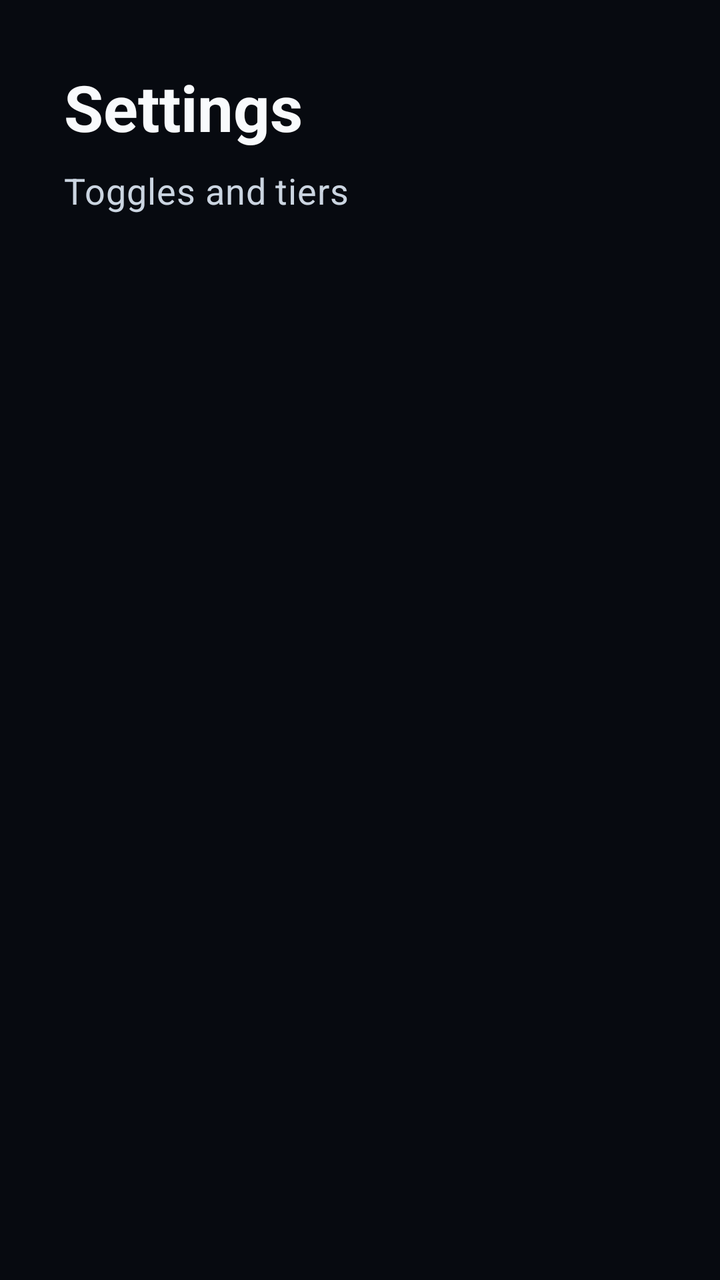
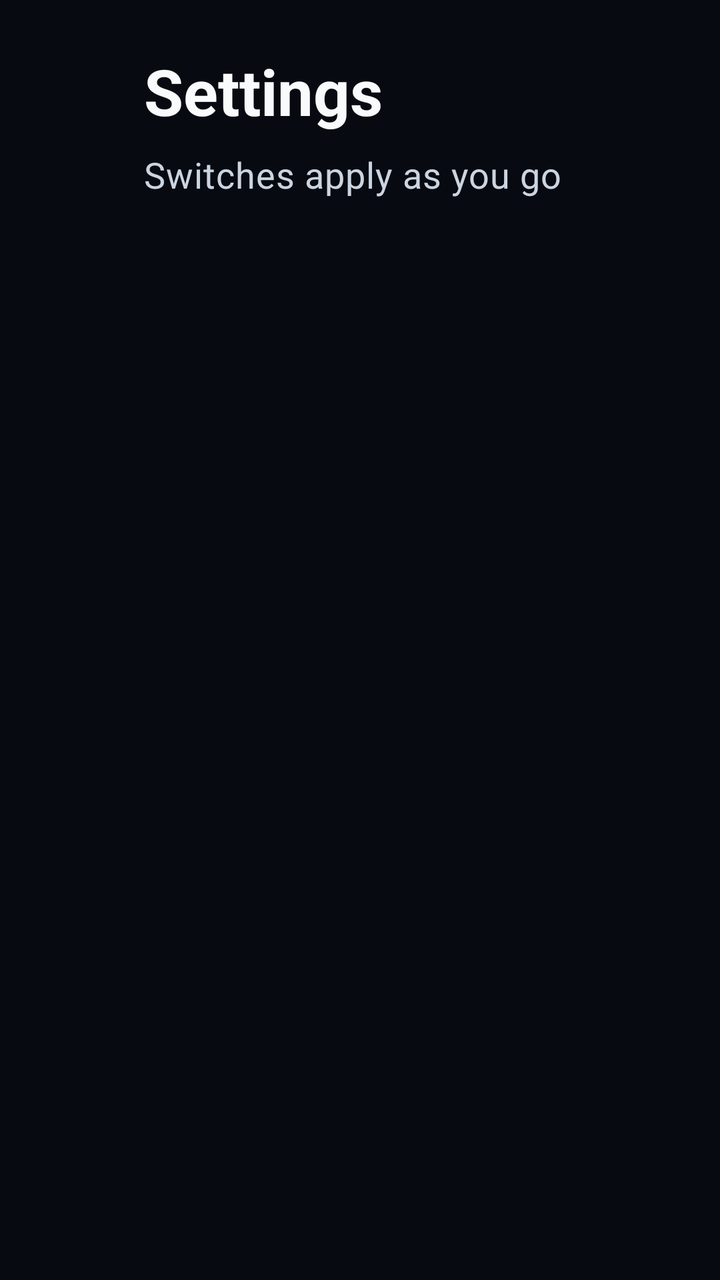

The first picture is an Android layout as it rendered before a commit; the second is the same layout after the commit. The layout source and the unified diff follow.
<!-- AndroidManifest.xml: application theme Theme.P2ptap.Tv -->
<!-- res/layout/fragment_tv_settings.xml -->
<?xml version="1.0" encoding="utf-8"?>
<androidx.constraintlayout.widget.ConstraintLayout
    xmlns:android="http://schemas.android.com/apk/res/android"
    xmlns:app="http://schemas.android.com/apk/res-auto"
    android:layout_width="match_parent"
    android:layout_height="match_parent"
    android:background="@color/md_theme_background"
    android:padding="32dp">

    <TextView
        android:id="@+id/tv_screen_title"
        android:layout_width="wrap_content"
        android:layout_height="wrap_content"
        android:text="@string/tv_screen_settings"
        android:textAppearance="@style/TextAppearance.P2ptap.Tv.HeadlineMedium"
        android:textColor="@color/md_theme_onBackground"
        app:layout_constraintTop_toTopOf="parent"
        app:layout_constraintStart_toStartOf="parent" />

    <TextView
        android:id="@+id/tv_screen_subtitle"
        android:layout_width="wrap_content"
        android:layout_height="wrap_content"
        android:layout_marginTop="8dp"
        android:text="@string/tv_screen_settings_hint"
        android:textAppearance="@style/TextAppearance.P2ptap.Tv.BodyMedium"
        android:textColor="@color/md_theme_onSurfaceVariant"
        app:layout_constraintTop_toBottomOf="@id/tv_screen_title"
        app:layout_constraintStart_toStartOf="parent" />

    <androidx.recyclerview.widget.RecyclerView
        android:id="@+id/tv_settings_recycler"
        android:layout_width="0dp"
        android:layout_height="0dp"
        android:layout_marginTop="24dp"
        android:clipToPadding="false"
        android:focusable="true"
        android:focusableInTouchMode="true"
        android:isScrollContainer="true"
        android:paddingTop="8dp"
        android:paddingBottom="8dp"
        app:layout_constraintTop_toBottomOf="@id/tv_screen_subtitle"
        app:layout_constraintBottom_toBottomOf="parent"
        app:layout_constraintStart_toStartOf="parent"
        app:layout_constraintEnd_toEndOf="parent" />

</androidx.constraintlayout.widget.ConstraintLayout>
<!-- resources referenced by this layout -->
<resources>
  <color name="md_theme_background">#070A10</color>
  <color name="md_theme_onBackground">#F8FAFC</color>
  <color name="md_theme_onSurfaceVariant">#CBD5E1</color>
  <string name="tv_screen_settings">Settings</string>
  <string name="tv_screen_settings_hint">Toggles and tiers</string>
  <style name="TextAppearance.P2ptap.Tv.BodyMedium" parent="TextAppearance.Material3.BodyMedium">
          <item name="android:textSize">18sp</item>
          <item name="android:textColor">@color/md_theme_onSurface</item>
      </style>
  <color name="md_theme_onSurface">#F8FAFC</color>
  <color name="md_theme_primary">#22D3EE</color>
  <color name="md_theme_onPrimary">#06121A</color>
  <color name="md_theme_primaryContainer">#0E7490</color>
  <color name="md_theme_onPrimaryContainer">#CFFAFE</color>
  <color name="md_theme_secondary">#94A3B8</color>
  <color name="md_theme_onSecondary">#1E293B</color>
  <color name="md_theme_secondaryContainer">#334155</color>
  <color name="md_theme_onSecondaryContainer">#E2E8F0</color>
  <color name="md_theme_tertiary">#34D399</color>
  <color name="md_theme_onTertiary">#04231A</color>
  <color name="md_theme_tertiaryContainer">#064E3B</color>
  <color name="md_theme_onTertiaryContainer">#D1FAE5</color>
  <color name="md_theme_error">#F87171</color>
  <color name="md_theme_onError">#3D0A0A</color>
  <color name="md_theme_errorContainer">#7F1D1D</color>
  <color name="md_theme_onErrorContainer">#FEE2E2</color>
  <color name="md_theme_surface">#0F172A</color>
  <color name="md_theme_surfaceVariant">#1E293B</color>
  <color name="md_theme_surfaceContainerLowest">#0A0F1E</color>
  <color name="md_theme_surfaceContainerLow">#141B2E</color>
  <color name="md_theme_surfaceContainer">#1B2438</color>
  <color name="md_theme_surfaceContainerHigh">#232E45</color>
  <color name="md_theme_surfaceContainerHighest">#2B3548</color>
  <color name="md_theme_inverseSurface">#F8FAFC</color>
  <color name="md_theme_outline">#475569</color>
  <color name="md_theme_outlineVariant">#1E293B</color>
  <style name="TextAppearance.P2ptap.Tv.DisplayLarge" parent="TextAppearance.Material3.DisplayLarge">
          <item name="android:textSize">36sp</item>
          <item name="android:textColor">@color/md_theme_onBackground</item>
          <item name="android:textStyle">bold</item>
      </style>
  <style name="TextAppearance.P2ptap.Tv.TitleLarge" parent="TextAppearance.Material3.TitleLarge">
          <item name="android:textSize">24sp</item>
          <item name="android:textColor">@color/md_theme_onBackground</item>
          <item name="android:textStyle">bold</item>
      </style>
  <style name="TextAppearance.P2ptap.Tv.TitleMedium" parent="TextAppearance.Material3.TitleMedium">
          <item name="android:textSize">20sp</item>
          <item name="android:textColor">@color/md_theme_onBackground</item>
          <item name="android:textStyle">bold</item>
      </style>
  <style name="TextAppearance.P2ptap.Tv.BodyLarge" parent="TextAppearance.Material3.BodyLarge">
          <item name="android:textSize">22sp</item>
          <item name="android:textColor">@color/md_theme_onSurface</item>
      </style>
  <style name="TextAppearance.P2ptap.Tv.BodySmall" parent="TextAppearance.Material3.BodySmall">
          <item name="android:textSize">16sp</item>
          <item name="android:textColor">@color/md_theme_onSurfaceVariant</item>
      </style>
  <style name="TextAppearance.P2ptap.Tv.LabelMedium" parent="TextAppearance.Material3.LabelMedium">
          <item name="android:textSize">16sp</item>
          <item name="android:textColor">@color/md_theme_onSurface</item>
      </style>
  <style name="ShapeAppearance.P2ptap.Tv.Medium" parent="ShapeAppearance.Material3.Corner.Medium">
          <item name="cornerSize">20dp</item>
      </style>
  <!-- unchanged entries left out for length: 8 -->
</resources>

<!-- the commit's change to res/layout/fragment_tv_settings.xml (unified diff, before → after) -->
@@ -5,7 +5,10 @@
     android:layout_width="match_parent"
     android:layout_height="match_parent"
     android:background="@color/md_theme_background"
-    android:padding="32dp">
+    android:paddingStart="@dimen/tv_screen_padding_h"
+    android:paddingTop="@dimen/tv_screen_padding_v"
+    android:paddingEnd="@dimen/tv_screen_padding_h"
+    android:paddingBottom="@dimen/tv_screen_padding_v">
 
     <TextView
         android:id="@+id/tv_screen_title"
@@ -28,20 +31,33 @@
         app:layout_constraintTop_toBottomOf="@id/tv_screen_title"
         app:layout_constraintStart_toStartOf="parent" />
 
-    <androidx.recyclerview.widget.RecyclerView
-        android:id="@+id/tv_settings_recycler"
+    <LinearLayout
+        android:id="@+id/tv_settings_columns"
         android:layout_width="0dp"
         android:layout_height="0dp"
-        android:layout_marginTop="24dp"
-        android:clipToPadding="false"
-        android:focusable="true"
-        android:focusableInTouchMode="true"
-        android:isScrollContainer="true"
-        android:paddingTop="8dp"
-        android:paddingBottom="8dp"
+        android:layout_marginTop="20dp"
+        android:orientation="horizontal"
         app:layout_constraintTop_toBottomOf="@id/tv_screen_subtitle"
         app:layout_constraintBottom_toBottomOf="parent"
         app:layout_constraintStart_toStartOf="parent"
-        app:layout_constraintEnd_toEndOf="parent" />
+        app:layout_constraintEnd_toEndOf="parent">
+
+        <LinearLayout
+            android:id="@+id/tv_settings_column_left"
+            android:layout_width="0dp"
+            android:layout_height="wrap_content"
+            android:layout_weight="1"
+            android:layout_marginEnd="@dimen/tv_column_gutter"
+            android:orientation="vertical" />
+
+        <LinearLayout
+            android:id="@+id/tv_settings_column_right"
+            android:layout_width="0dp"
+            android:layout_height="wrap_content"
+            android:layout_weight="1"
+            android:layout_marginStart="@dimen/tv_column_gutter"
+            android:orientation="vertical" />
+
+    </LinearLayout>
 
 </androidx.constraintlayout.widget.ConstraintLayout>
<!-- resource entries referenced after the edit -->
@@ -3,8 +3,11 @@
   <color name="md_theme_background">#070A10</color>
   <color name="md_theme_onBackground">#F8FAFC</color>
   <color name="md_theme_onSurfaceVariant">#CBD5E1</color>
+  <dimen name="tv_column_gutter">10dp</dimen>
+  <dimen name="tv_screen_padding_h">72dp</dimen>
+  <dimen name="tv_screen_padding_v">24dp</dimen>
   <string name="tv_screen_settings">Settings</string>
-  <string name="tv_screen_settings_hint">Toggles and tiers</string>
+  <string name="tv_screen_settings_hint">Switches apply as you go</string>
   <style name="TextAppearance.P2ptap.Tv.BodyMedium" parent="TextAppearance.Material3.BodyMedium">
           <item name="android:textSize">18sp</item>
           <item name="android:textColor">@color/md_theme_onSurface</item>
